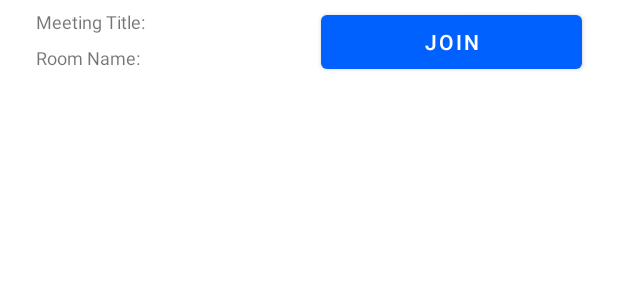
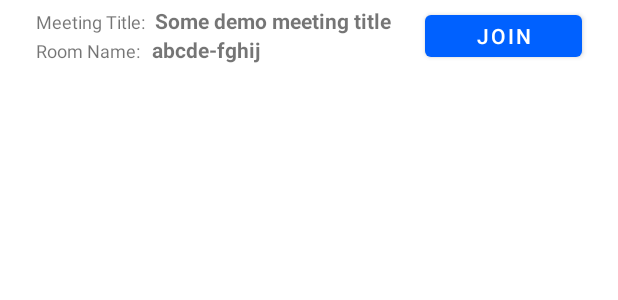
Before and after one commit to dyte-in/kotlin-sample-app, an Android app: the layout meeting_list_item.xml on its own in the app's theme, with its tools: preview values and no code run, on a phone screen of 412 x 824 dp. Shown: the top 300 px of the screen. Run offline under Robolectric (Android 15) with nearby library versions, the phone set to English and light mode, and no system bars; network calls fail.

Commit message:
ui improvements to meeting list + scroll not working fix

```diff
--- a/app/src/main/res/layout/meeting_list_item.xml
+++ b/app/src/main/res/layout/meeting_list_item.xml
@@ -2,6 +2,7 @@
 <android.widget.LinearLayout xmlns:android="http://schemas.android.com/apk/res/android"
     android:layout_width="match_parent"
     android:layout_height="wrap_content"
+    xmlns:tools="http://schemas.android.com/tools"
     android:gravity="center"
     android:orientation="horizontal"
     android:paddingStart="16dp"
@@ -15,52 +16,56 @@
         android:layout_height="match_parent"
         android:layout_marginStart="8dp"
         android:layout_marginEnd="8dp"
-        android:layout_weight="0.5"
+        android:layout_weight="0.7"
         android:gravity="center"
         android:orientation="vertical">
 
         <LinearLayout
             android:layout_width="match_parent"
-            android:layout_height="match_parent"
-            android:layout_weight="1"
+            android:layout_height="wrap_content"
             android:orientation="horizontal">
 
             <TextView
                 android:id="@+id/textView2"
-                android:layout_width="0dp"
+                android:layout_width="wrap_content"
                 android:layout_height="wrap_content"
-                android:layout_weight="0.5"
                 android:paddingEnd="4dp"
                 android:text="Meeting Title: "
                 android:textSize="12sp" />
 
             <TextView
+                android:textStyle="bold"
+                android:ellipsize="end"
+                android:singleLine="true"
+                tools:text="Some demo meeting title"
                 android:id="@+id/meetingTitle"
-                android:layout_width="0dp"
-                android:layout_height="wrap_content"
-                android:layout_weight="0.5" />
+                android:layout_width="wrap_content"
+                android:layout_height="wrap_content" />
+
         </LinearLayout>
 
         <LinearLayout
             android:layout_width="match_parent"
             android:layout_height="match_parent"
-            android:layout_weight="1"
             android:orientation="horizontal">
 
             <TextView
                 android:id="@+id/textView3"
-                android:layout_width="0dp"
+                android:layout_width="wrap_content"
                 android:layout_height="wrap_content"
-                android:layout_weight="0.5"
                 android:paddingRight="5dp"
                 android:text="Room Name: "
                 android:textSize="12sp" />
 
             <TextView
+                android:textStyle="bold"
+                android:ellipsize="end"
+                android:singleLine="true"
+                tools:text="abcde-fghij"
                 android:id="@+id/roomName"
-                android:layout_width="0dp"
-                android:layout_height="wrap_content"
-                android:layout_weight="0.5" />
+                android:layout_width="wrap_content"
+                android:layout_height="wrap_content" />
+
         </LinearLayout>
 
     </LinearLayout>
@@ -68,9 +73,10 @@
     <Button
         android:id="@+id/joinMeetingButton"
         android:layout_width="0dp"
-        android:layout_height="wrap_content"
+        android:layout_height="40dp"
         android:layout_marginLeft="8dp"
         android:layout_marginRight="8dp"
-        android:layout_weight="0.5"
+        android:layout_weight="0.3"
         android:text="Join" />
+
 </android.widget.LinearLayout>
```
Also changed, not shown: app/src/main/java/com/dyte/kotlinsample/JoinMeetingFragment.kt (+16 -8 lines), app/src/main/java/com/dyte/kotlinsample/MeetingAdapter.kt (+3 -6 lines), app/src/main/res/layout/join_meeting_fragment.xml (+22 -2 lines).
